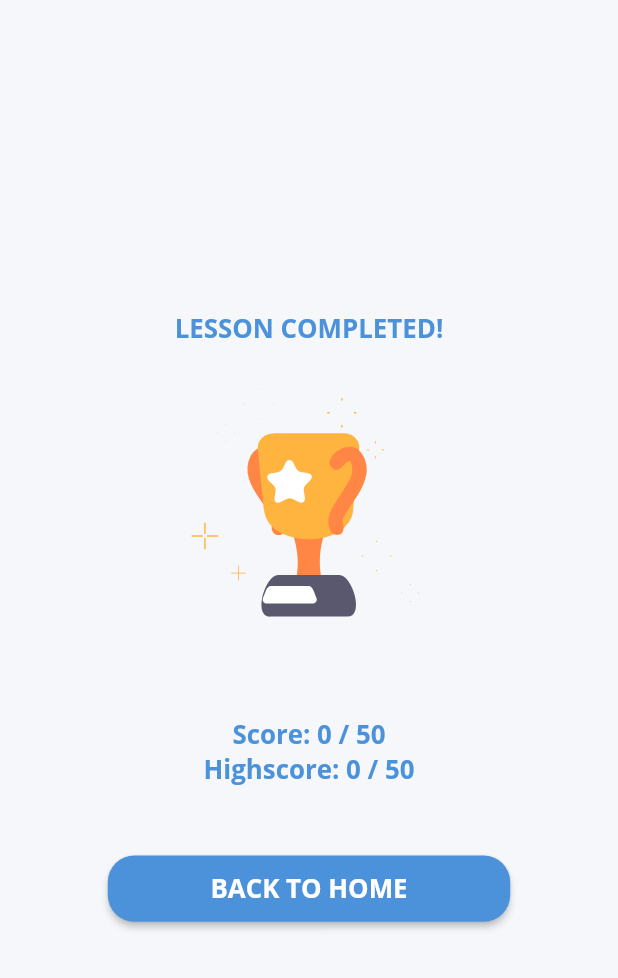
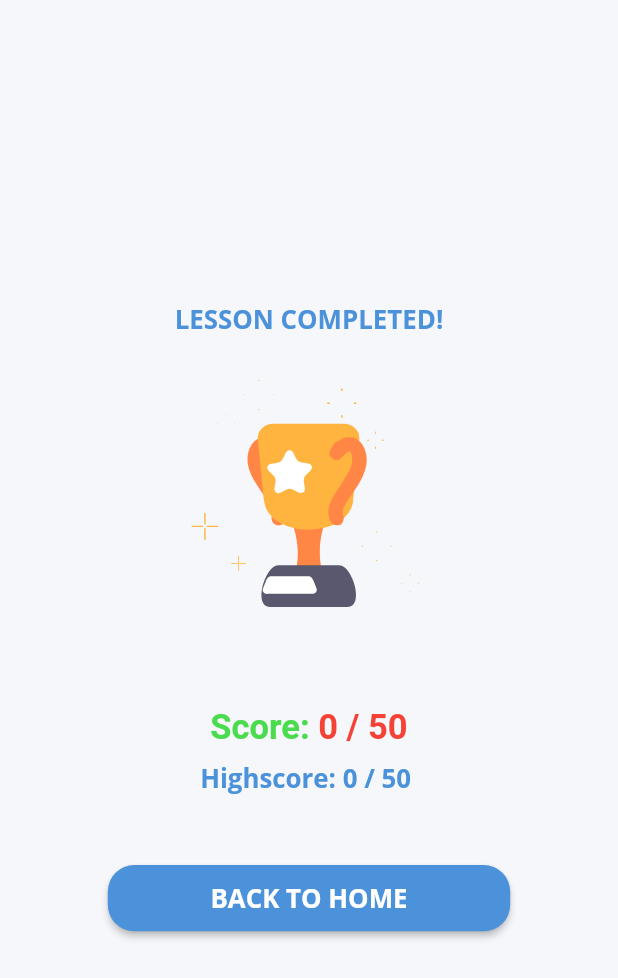
Before and after one commit to eliascalzone/maritimeEnglish-Flutter, a Flutter app: the Celebrate screen opened directly with empty values, on a phone screen of 412 x 824 dp. Shown: the top 978 px of the screen. Run offline on Flutter 3.47's test engine with Material 2 defaults, Android fonts, the phone set to English and light mode, and no system bars; our stand-ins replace animated_splash_screen, audioplayers, flutter_screenutil, flutter_tts, google_fonts, lottie and 2 more; missing offline and left inert: flutter_sound; accounts and stored records are empty.

Commit message:
add textstyle for score

```diff
--- a/lib/views/celebrate.dart
+++ b/lib/views/celebrate.dart
@@ -27,9 +27,24 @@
                 SizedBox(
                   height: 10.h,
                 ),
-                Text('Score: ${model.score} / 50',
-                    style: Theme.of(context).textTheme.headline4),
-                Text('Highscore: ${model.highscore} / 50',
+                Text.rich(TextSpan(children: [
+                  TextSpan(
+                      text: "Score: ",
+                      style: TextStyle(
+                          color: Color.fromRGBO(75, 219, 78, 1),
+                          fontSize: 24.sp,
+                          fontWeight: FontWeight.bold)),
+                  TextSpan(
+                      text: "${model.score} / 50",
+                      style: TextStyle(
+                          color: Colors.red,
+                          fontSize: 24.sp,
+                          fontWeight: FontWeight.bold))
+                ])),
+                SizedBox(height: 10.h),
+                /*Text('Score: ${model.score} / 50',
+                    style: Theme.of(context).textTheme.headline4),*/
+                Text('Highscore: ${model.highscore} / 50 ',
                     style: Theme.of(context).textTheme.headline4),
                 SizedBox(
                   height: 50.h,
```
